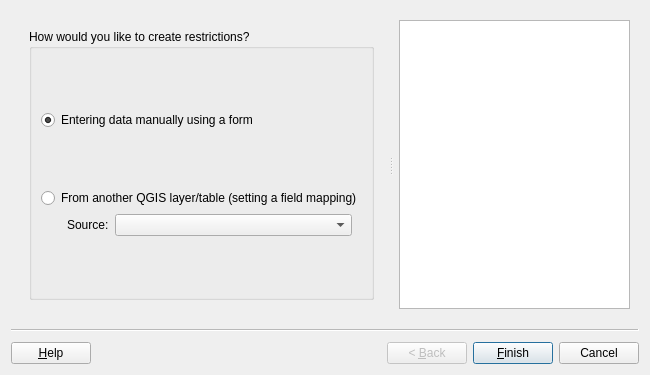
This is asistente_ladm_col/ui/wiz_create_restriction_cadastre.ui in SwissTierrasColombia/Asistente-LADM-COL as Qt 5 draws it before an edit. The edited form follows.
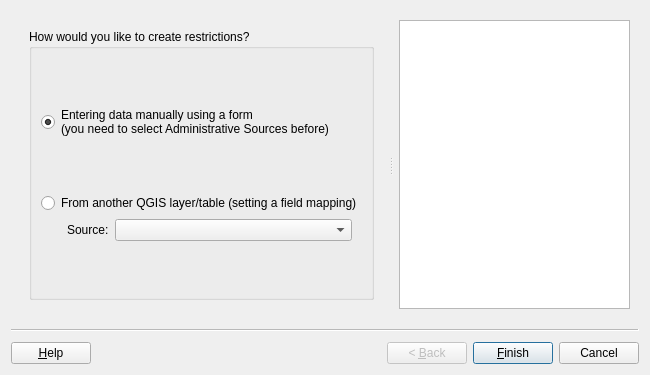
This is the edited form. Custom widgets are drawn as their Qt base class.

Commit message: [gui] Adjust labels and help text for RRR wizards

The edit to the form file:
```diff
--- a/asistente_ladm_col/ui/wiz_create_restriction_cadastre.ui
+++ b/asistente_ladm_col/ui/wiz_create_restriction_cadastre.ui
@@ -65,7 +65,8 @@
            <item row="1" column="0">
             <widget class="QRadioButton" name="rad_create_manually">
              <property name="text">
-              <string>Entering data manually using a form</string>
+              <string>Entering data manually using a form
+(you need to select Administrative Sources before)</string>
              </property>
              <property name="checked">
               <bool>true</bool>
```
Left out of the diff: 4 changed lines with no effect on the pictures. The commit also changes 3 other files.
